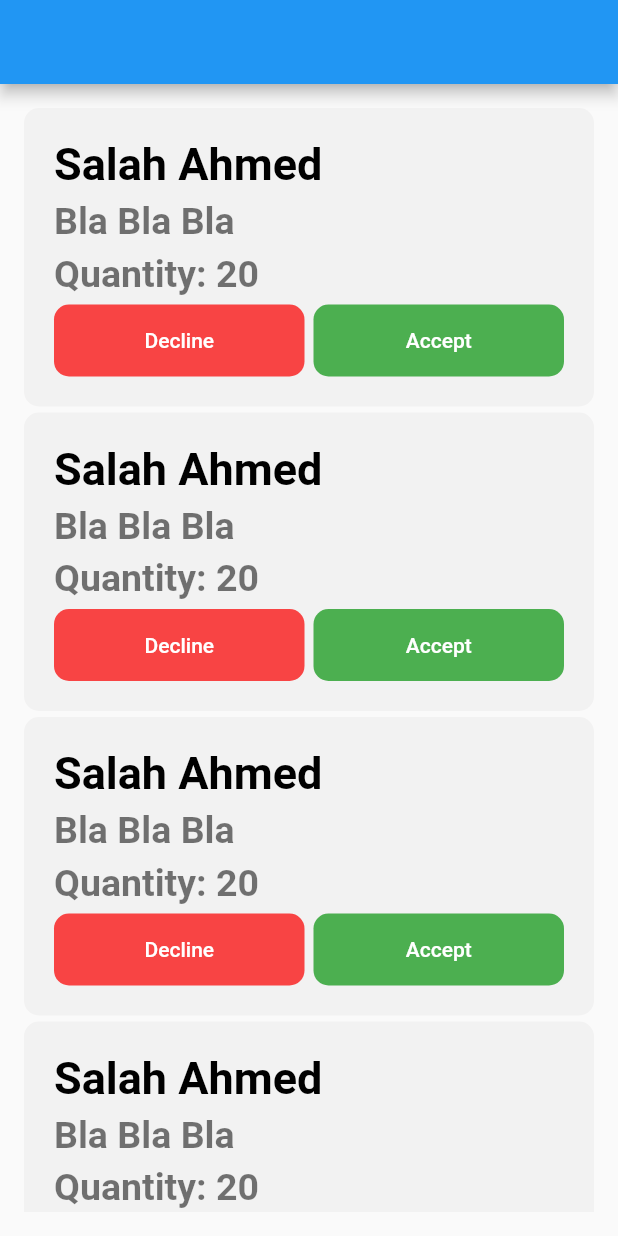
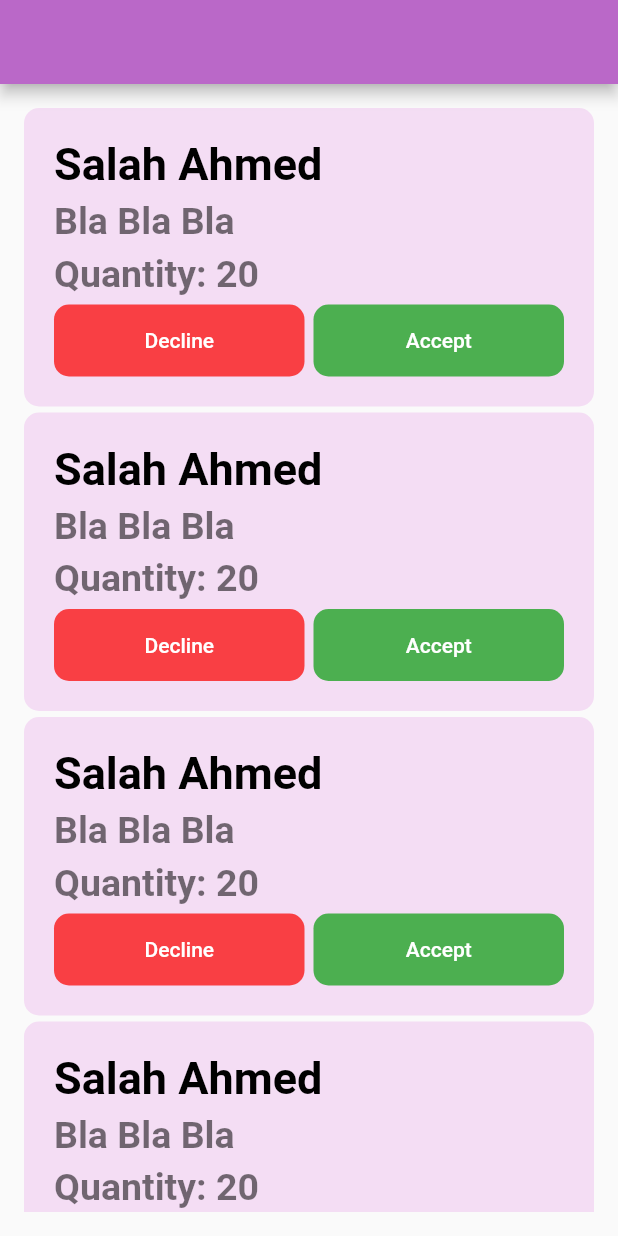
Before and after one commit to Salah-Eltenehy/book-store, a Flutter app: the screen it shows after launch, on a phone screen of 412 x 824 dp. Run offline on Flutter 3.47's test engine with Material 2 defaults, Android fonts, the phone set to English and light mode, and no system bars; our stand-ins replace flutter_bloc.

Commit message:
add some changes
msh ha2ol eh hya ......
nininininininini

```diff
--- a/order_processing/lib/modules/orders/Orders.dart
+++ b/order_processing/lib/modules/orders/Orders.dart
@@ -5,10 +5,14 @@ import 'package:order_processing/modules/orders/cubit/OrdersStates.dart';
 
 class OrdersScreen extends StatelessWidget {
   int total = 50;
+  var kPrimaryColor = Color(0XFFBA68C8);
+  var kBackgroundColor = Color(0XFFE5E5E5);
   @override
   Widget build(BuildContext context) {
     return Scaffold(
-      appBar: AppBar(),
+      appBar: AppBar(
+        backgroundColor: kPrimaryColor,
+      ),
       body: BlocProvider(
         create: (BuildContext context) => OrdersCubit(),
         child: BlocConsumer<OrdersCubit, OrdersStates>(
@@ -56,7 +60,7 @@ class OrdersScreen extends StatelessWidget {
       padding: const EdgeInsets.all(20),
       decoration: BoxDecoration(
         borderRadius: BorderRadius.circular(10),
-        color:  Color.fromRGBO(197, 195, 195, 0.15)
+        color:  Color.fromRGBO(210, 55, 210, 0.14901960784313725)
       ),
       child: Column(
         crossAxisAlignment: CrossAxisAlignment.start,
```
Also changed, not shown: order_processing/pubspec.lock.
